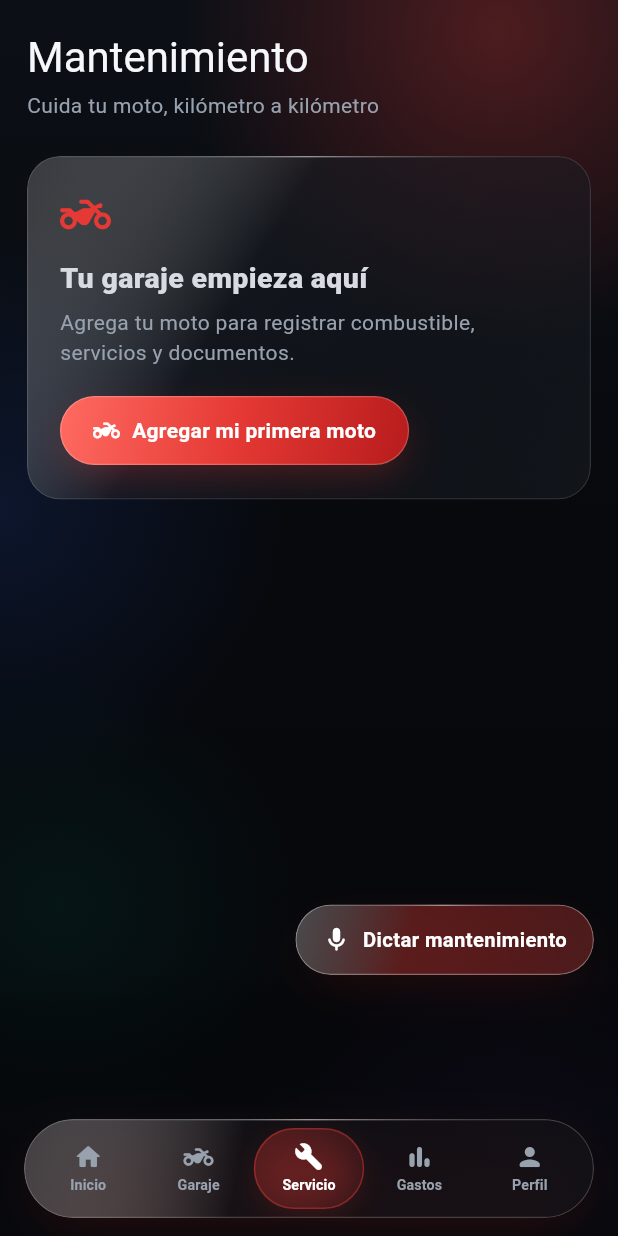
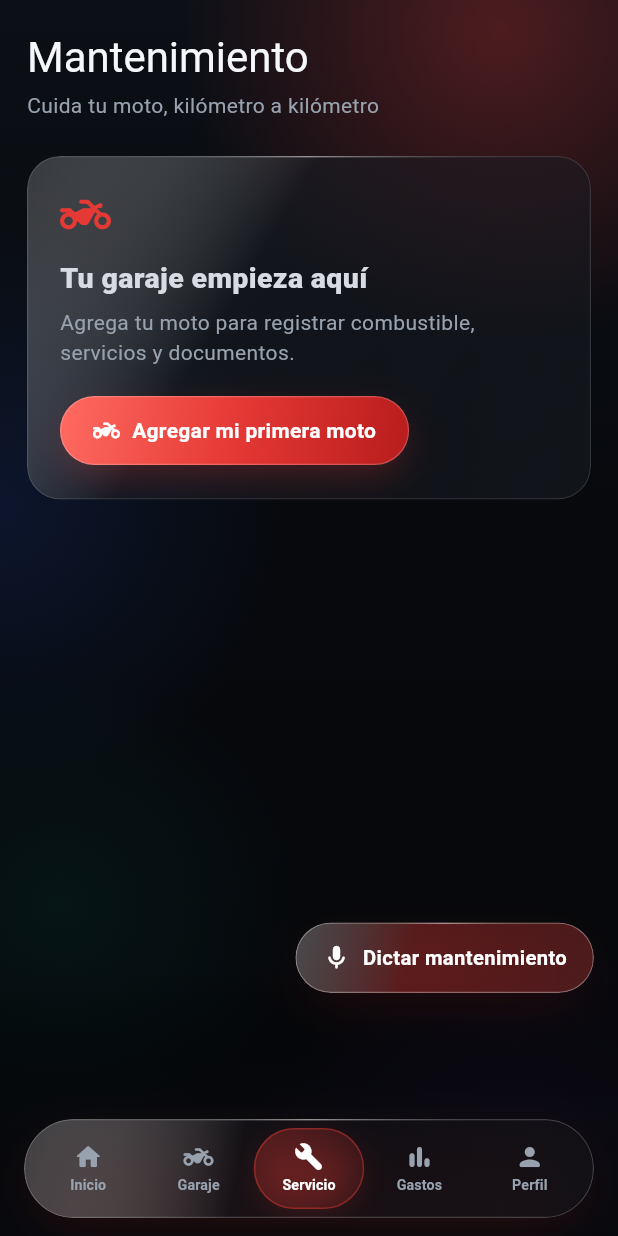
Before and after one commit to DanielELpro321/Mi-garaje-app, a Flutter app: the screen it shows after launch, item 3 of the bottom bar chosen, on a phone screen of 412 x 824 dp. Run offline on Flutter 3.47's test engine with Material 3 defaults, Android fonts, the phone set to English and light mode, and no system bars; our stand-ins replace file_picker, image_picker, shared_preferences, speech_to_text; missing offline and left inert: google_mlkit_text_recognition.

Commit message:
fix: anchor FAB dynamically above floating nav (safe area aware)

```diff
--- a/app_flutter/lib/main.dart
+++ b/app_flutter/lib/main.dart
@@ -951,7 +951,9 @@ class _GarageAppState extends State<GarageApp> {
                 ],
               ),
               floatingActionButton: Padding(
-                padding: const EdgeInsets.only(bottom: 80),
+                padding: EdgeInsets.only(
+                  bottom: MediaQuery.of(context).padding.bottom + 68,
+                ),
                 child: switch (_tab) {
                 2 => _LiquidFab(
                   icon: Icons.mic_rounded,
```
